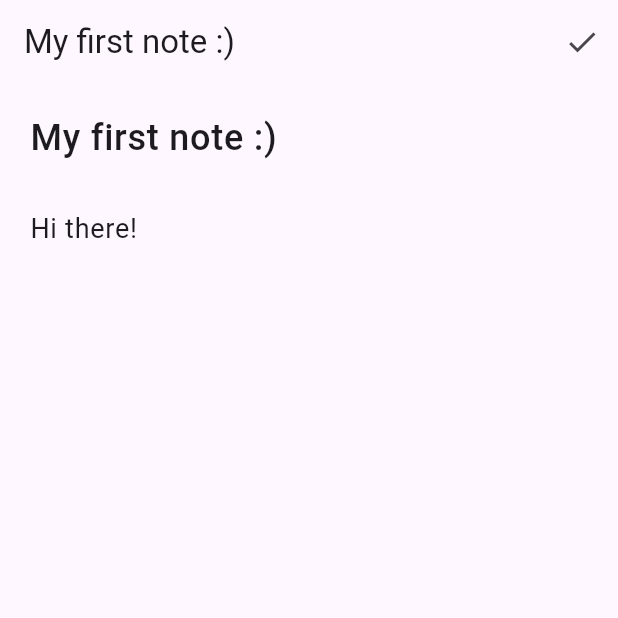
After one commit to AlphaNumericUser/to-do-list-with-flutter, a Flutter app: the screen it shows after launch, after a tap on "My first note :)", on a phone screen of 412 x 824 dp, the top half of it. The commit adds this screen. Run offline on Flutter 3.47's test engine with Material 3 defaults, Android fonts, the phone set to English and light mode, and no system bars; our stand-ins replace flutter_riverpod, flutter_speed_dial, go_router, riverpod_annotation; generated files the repository leaves out were written again.

Commit message:
Edit note 1/2 finished

```diff
--- a/lib/config/router/app_router.dart
+++ b/lib/config/router/app_router.dart
@@ -1,4 +1,5 @@
 import 'package:go_router/go_router.dart';
+import 'package:to_do_list/presentation/screens/selected_note_screen.dart';
 
 import '../../presentation/screens/screens.dart';
 
@@ -18,5 +19,11 @@ final router = GoRouter(
       builder: (context, state) => const NoteScreen(),
     ),
 
+    GoRoute(
+      path: '/selected-note-screen',
+      name: SelectedNoteScreen.name,
+      builder: (context, state) => const SelectedNoteScreen(),
+    ),
+
 
 ]);
--- a/lib/presentation/providers/description_controller_provider.dart
+++ b/lib/presentation/providers/description_controller_provider.dart
@@ -11,3 +11,17 @@ class DescriptionController extends _$DescriptionController {
     return TextEditingController();
   }
 }
+
+@riverpod
+class SelectedDescriptionController extends _$SelectedDescriptionController {
+
+  @override
+  TextEditingController build() {
+    return TextEditingController();
+  }
+
+  void updateSelectedDescription(String description) {
+    state = TextEditingController(text: description);
+  }
+
+}
--- a/lib/presentation/providers/notes_providers.dart
+++ b/lib/presentation/providers/notes_providers.dart
@@ -70,4 +70,21 @@ class NoteProvider extends _$NoteProvider {
   void removeAllNotes() {
     state = [];
   }
+
+  Note findById(String id) {
+    return state.firstWhere((note) => note.id == id);
+  }
+
 }
+
+@riverpod
+class SelectedNote extends _$SelectedNote {
+  @override
+  Note build() {
+    return Note(id:'', title: '', description: '', color: Colors.white);
+  }
+
+  void updateSelectedNote (Note note) {
+    state = note;
+  }
+}
--- a/lib/presentation/providers/title_controller_provider.dart
+++ b/lib/presentation/providers/title_controller_provider.dart
@@ -10,3 +10,17 @@ class TitleController extends _$TitleController {
     return TextEditingController();
   }
 }
+
+@riverpod
+class SelectedTitleController extends _$SelectedTitleController {
+
+  @override
+  TextEditingController build() {
+    return TextEditingController();
+  }
+
+  void updateSelectedTitle(String title) {
+    state = TextEditingController(text: title);
+  }
+
+}
--- a/lib/presentation/screens/home_screen.dart
+++ b/lib/presentation/screens/home_screen.dart
@@ -3,7 +3,6 @@ import 'package:flutter/material.dart';
 import 'package:flutter_riverpod/flutter_riverpod.dart';
 import 'package:flutter_speed_dial/flutter_speed_dial.dart';
 import 'package:go_router/go_router.dart';
-import 'package:to_do_list/presentation/providers/notes_providers.dart';
 
 import '../providers/providers.dart';
 import '../widgets/widgets.dart';
--- /dev/null
+++ b/lib/presentation/screens/selected_note_screen.dart
@@ -0,0 +1,77 @@
+import 'package:flutter/material.dart';
+import 'package:flutter_riverpod/flutter_riverpod.dart';
+import 'package:go_router/go_router.dart';
+
+import '../providers/providers.dart';
+import 'screens.dart';
+
+class SelectedNoteScreen extends ConsumerStatefulWidget {
+  static const String name = 'selected-note-screen';
+
+  const SelectedNoteScreen({super.key});
+
+  @override
+  NoteScreenState createState() => NoteScreenState();
+}
+
+class NoteScreenState extends ConsumerState<SelectedNoteScreen> {
+  @override
+  void initState() {
+    super.initState();
+    Future.microtask(() {
+      final selectedNote = ref.read(selectedNoteProvider);
+      ref.read(selectedTitleControllerProvider.notifier).updateSelectedTitle(selectedNote.title);
+      ref.read(selectedDescriptionControllerProvider.notifier).updateSelectedDescription(selectedNote.description);
+    });
+  }
+
+  @override
+  Widget build(BuildContext context) {
+    final selectedNote = ref.watch(selectedNoteProvider);
+    final selectedTitleController = ref.watch(selectedTitleControllerProvider);
+    final descriptionController = ref.watch(selectedDescriptionControllerProvider);
+
+    return Scaffold(
+      appBar: AppBar(
+        title: Text(selectedNote.title.isEmpty ? 'New note' : selectedNote.title),
+        automaticallyImplyLeading: false,
+        actions: [
+          IconButton(
+            icon: const Icon(Icons.check),
+            onPressed: () {
+              context.pushNamed(HomeScreen.name);
+            },
+          ),
+        ],
+      ),
+      body: ListView(
+        padding: const EdgeInsets.symmetric(horizontal: 20, vertical: 10),
+        children: [
+          TextField(
+            textCapitalization: TextCapitalization.sentences,
+            controller: selectedTitleController,
+            onChanged: (text) {
+              setState(() {}); // Esto vuelve a construir el widget al cambiar el texto
+            },
+            decoration: const InputDecoration(
+              hintText: 'Title',
+              border: InputBorder.none,
+            ),
+            style: const TextStyle(fontSize: 24, fontWeight: FontWeight.w500),
+          ),
+          const SizedBox(height: 10),
+          TextField(
+            textCapitalization: TextCapitalization.sentences,
+            controller: descriptionController,
+            decoration: const InputDecoration(
+              hintText: 'Enter your note here',
+              border: InputBorder.none,
+            ),
+            style: const TextStyle(fontSize: 18),
+            maxLines: null,
+          ),
+        ],
+      ),
+    );
+  }
+}
--- a/lib/presentation/widgets/build_note.dart
+++ b/lib/presentation/widgets/build_note.dart
@@ -1,7 +1,12 @@
 // ignore_for_file: public_member_api_docs, sort_constructors_first
 import 'package:flutter/material.dart';
 import 'package:flutter_riverpod/flutter_riverpod.dart';
+import 'package:go_router/go_router.dart';
+import 'package:to_do_list/domain/entities/note.dart';
 import 'package:to_do_list/presentation/providers/notes_providers.dart';
+import 'package:to_do_list/presentation/screens/selected_note_screen.dart';
+
+import '../providers/providers.dart';
 
 class BuildNote extends ConsumerWidget {
 
@@ -20,7 +25,15 @@ class BuildNote extends ConsumerWidget {
   @override
   Widget build(BuildContext context, WidgetRef ref) {
 
-    return Dismissible(
+    return GestureDetector(
+      onTap: () {
+        // Navegar a la pantalla de edición de la nota
+        Note selectedNote = ref.read(noteProviderProvider.notifier).findById(id);
+        ref.watch(selectedNoteProvider.notifier).updateSelectedNote(selectedNote);
+        context.pushNamed(SelectedNoteScreen.name);
+
+      },
+      child: Dismissible(
         key: UniqueKey(),
         onDismissed: (direction) {
           // Eliminar la nota de la lista
@@ -46,6 +59,7 @@ class BuildNote extends ConsumerWidget {
             ),
           ),
         ),
+      ),
     );
   }
 }
```
Also changed, not shown: lib/presentation/providers/description_controller_provider.g.dart, lib/presentation/providers/notes_providers.g.dart, lib/presentation/providers/title_controller_provider.g.dart, 1 other file. Lines whose indentation alone changed are shown as unchanged.
